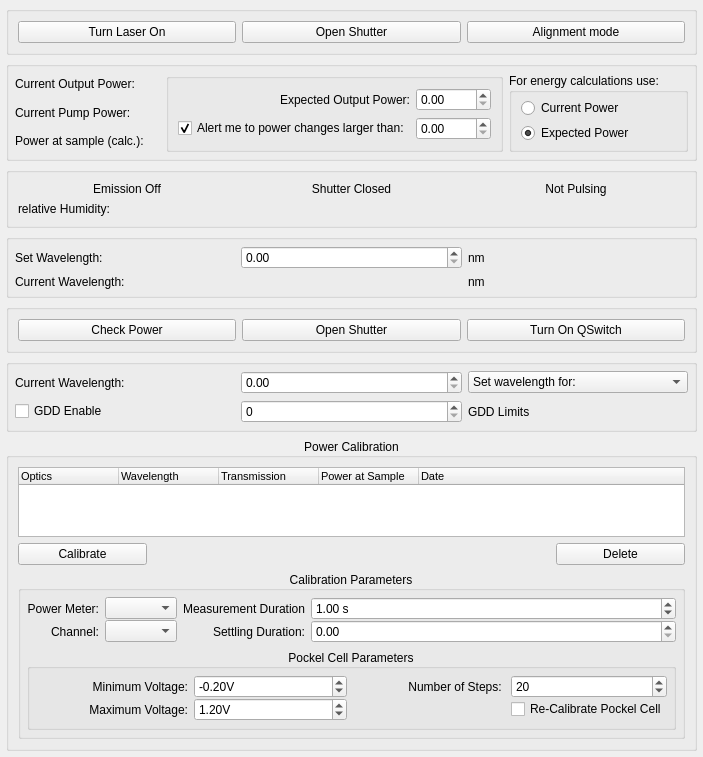
Above: acq4/devices/Laser/devTemplate.ui from acq4/acq4 before the change. Below: the same form after it.
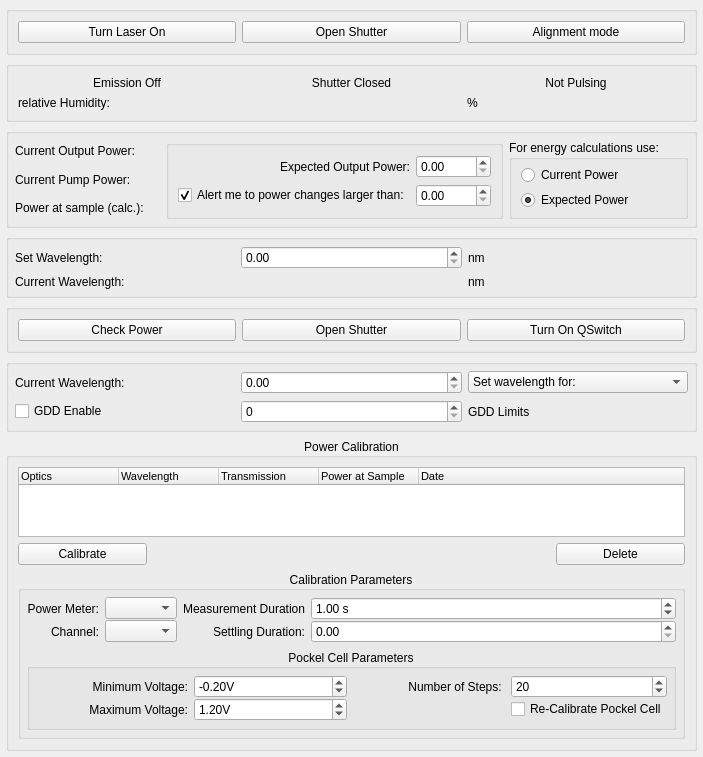
That is the form after the change. Custom widgets are drawn as their Qt base class.

Patch:
```diff
--- a/acq4/devices/Laser/devTemplate.ui
+++ b/acq4/devices/Laser/devTemplate.ui
@@ -26,7 +26,7 @@
    <property name="bottomMargin">
     <number>6</number>
    </property>
-   <item row="6" column="0" colspan="3">
+   <item row="7" column="0" colspan="3">
     <widget class="QGroupBox" name="wavelengthGroup">
      <property name="title">
       <string/>
@@ -91,7 +91,7 @@
      </layout>
     </widget>
    </item>
-   <item row="1" column="0" colspan="3">
+   <item row="2" column="0" colspan="3">
     <widget class="QGroupBox" name="powerGroup">
      <property name="title">
       <string/>
@@ -258,7 +258,7 @@
      </layout>
     </widget>
    </item>
-   <item row="7" column="0" colspan="3">
+   <item row="8" column="0" colspan="3">
     <widget class="QGroupBox" name="groupBox_2">
      <property name="title">
       <string>Power Calibration</string>
@@ -557,7 +557,7 @@
      </layout>
     </widget>
    </item>
-   <item row="4" column="0" colspan="3">
+   <item row="5" column="0" colspan="3">
     <widget class="QGroupBox" name="controlButtonGroup">
      <layout class="QHBoxLayout" name="horizontalLayout">
       <item>
@@ -629,57 +629,7 @@
      </layout>
     </widget>
    </item>
-   <item row="2" column="0" colspan="3">
-    <widget class="QGroupBox" name="MaiTaiGroup">
-     <layout class="QGridLayout" name="gridLayout_11">
-      <item row="1" column="2">
-       <widget class="QLabel" name="relHumidityLabel">
-        <property name="text">
-         <string/>
-        </property>
-       </widget>
-      </item>
-      <item row="1" column="0">
-       <widget class="QLabel" name="label_14">
-        <property name="text">
-         <string>relative Humidity:</string>
-        </property>
-       </widget>
-      </item>
-      <item row="0" column="2">
-       <widget class="QLabel" name="PulsingLabel">
-        <property name="text">
-         <string>Not Pulsing</string>
-        </property>
-        <property name="alignment">
-         <set>Qt::AlignCenter</set>
-        </property>
-       </widget>
-      </item>
-      <item row="0" column="0">
-       <widget class="QLabel" name="EmissionLabel">
-        <property name="text">
-         <string>Emission Off</string>
-        </property>
-        <property name="alignment">
-         <set>Qt::AlignCenter</set>
-        </property>
-       </widget>
-      </item>
-      <item row="0" column="1">
-       <widget class="QLabel" name="ShutterLabel">
-        <property name="text">
-         <string>Shutter Closed</string>
-        </property>
-        <property name="alignment">
-         <set>Qt::AlignCenter</set>
-        </property>
-       </widget>
-      </item>
-     </layout>
-    </widget>
-   </item>
-   <item row="3" column="0" colspan="3">
+   <item row="4" column="0" colspan="3">
     <widget class="QGroupBox" name="maitaiWavelengthGroup">
      <property name="title">
       <string/>
@@ -742,6 +692,63 @@
      </layout>
     </widget>
    </item>
+   <item row="1" column="0" colspan="3">
+    <widget class="QGroupBox" name="MaiTaiGroup">
+     <layout class="QGridLayout" name="gridLayout_11">
+      <item row="1" column="0">
+       <widget class="QLabel" name="label_14">
+        <property name="text">
+         <string>relative Humidity:</string>
+        </property>
+       </widget>
+      </item>
+      <item row="0" column="2">
+       <widget class="QLabel" name="PulsingLabel">
+        <property name="text">
+         <string>Not Pulsing</string>
+        </property>
+        <property name="alignment">
+         <set>Qt::AlignCenter</set>
+        </property>
+       </widget>
+      </item>
+      <item row="0" column="0">
+       <widget class="QLabel" name="EmissionLabel">
+        <property name="text">
+         <string>Emission Off</string>
+        </property>
+        <property name="alignment">
+         <set>Qt::AlignCenter</set>
+        </property>
+       </widget>
+      </item>
+      <item row="0" column="1">
+       <widget class="QLabel" name="ShutterLabel">
+        <property name="text">
+         <string>Shutter Closed</string>
+        </property>
+        <property name="alignment">
+         <set>Qt::AlignCenter</set>
+        </property>
+       </widget>
+      </item>
+      <item row="1" column="1">
+       <widget class="QLabel" name="relHumidityLabel">
+        <property name="text">
+         <string/>
+        </property>
+       </widget>
+      </item>
+      <item row="1" column="2">
+       <widget class="QLabel" name="label_17">
+        <property name="text">
+         <string>%</string>
+        </property>
+       </widget>
+      </item>
+     </layout>
+    </widget>
+   </item>
   </layout>
  </widget>
  <customwidgets>
```
